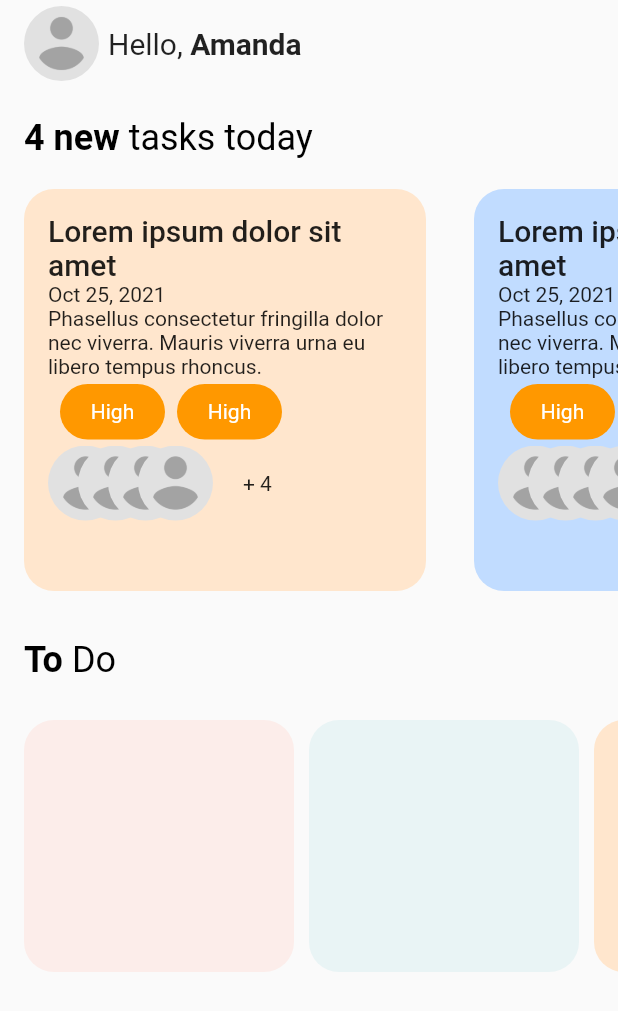
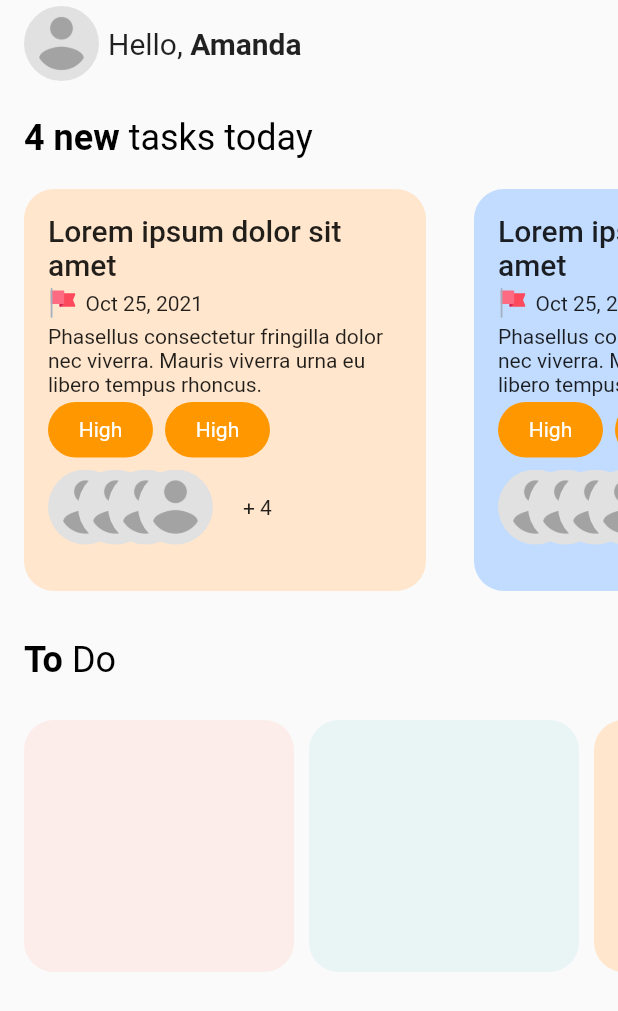
Before and after one commit to RadoslawCzubak/flutter_to_do, a Flutter app: the screen it shows after launch, on a phone screen of 412 x 824 dp. Shown: the top 1011 px of the screen. Run offline on Flutter 3.47's test engine with Material 2 defaults, Android fonts, the phone set to English and light mode, and no system bars; our stand-ins replace flutter_svg.

Commit message:
add todo item

```diff
--- a/lib/dashboard/dashboard_page.dart
+++ b/lib/dashboard/dashboard_page.dart
@@ -1,5 +1,6 @@
 import 'package:flutter/material.dart';
 import 'package:flutter_todo_app/styles/colors.dart';
+import 'package:flutter_svg/flutter_svg.dart';
 
 class DashboardPage extends StatelessWidget {
   const DashboardPage({Key? key, required this.title}) : super(key: key);
@@ -170,7 +171,7 @@ class LabelsRow extends StatelessWidget {
       height: 45.0,
       child: ListView(
         scrollDirection: Axis.horizontal,
-        padding: const EdgeInsets.all(4.0),
+        padding: const EdgeInsets.only(top: 4.0, right: 4.0, bottom: 4.0),
         children: const [
           Label(),
           Label(),
@@ -185,7 +186,9 @@ class PeoplesRow extends StatelessWidget {
 
   @override
   Widget build(BuildContext context) {
-    return Row(
+    return Container(
+      padding: EdgeInsets.symmetric(vertical: 4.0),
+      child: Row(
         children: [
           Stack(
             children: [
@@ -208,6 +211,7 @@ class PeoplesRow extends StatelessWidget {
             padding: EdgeInsets.only(left: 20),
           )
         ],
+      ),
     );
   }
 }
@@ -226,7 +230,7 @@ class Label extends StatelessWidget {
   @override
   Widget build(BuildContext context) {
     return Padding(
-      padding: const EdgeInsets.only(left: 4.0, right: 4.0),
+      padding: const EdgeInsets.only(right: 8.0),
       child: Container(
         alignment: Alignment.center,
         height: 30.0,
@@ -248,8 +252,20 @@ class DateRow extends StatelessWidget {
 
   @override
   Widget build(BuildContext context) {
-    return Row(
-      children: const [Text('Oct 25, 2021')],
+    return Container(
+      padding: EdgeInsets.symmetric(vertical: 4.0),
+      child: Row(
+        children: [
+          SvgPicture.asset(
+            'assets/images/flag.svg',
+            width: 20.0,
+          ),
+          const SizedBox(
+            width: 5.0,
+          ),
+          const Text('Oct 25, 2021')
+        ],
+      ),
     );
   }
 }
--- a/pubspec.yaml
+++ b/pubspec.yaml
@@ -34,6 +34,7 @@ dependencies:
   # The following adds the Cupertino Icons font to your application.
   # Use with the CupertinoIcons class for iOS style icons.
   cupertino_icons: ^1.0.2
+  flutter_svg: ^0.22.0
 
 dev_dependencies:
   flutter_test:
```
Also changed, not shown: assets/images/flag.svg (added), pubspec.lock. Lines whose indentation alone changed are shown as unchanged.
